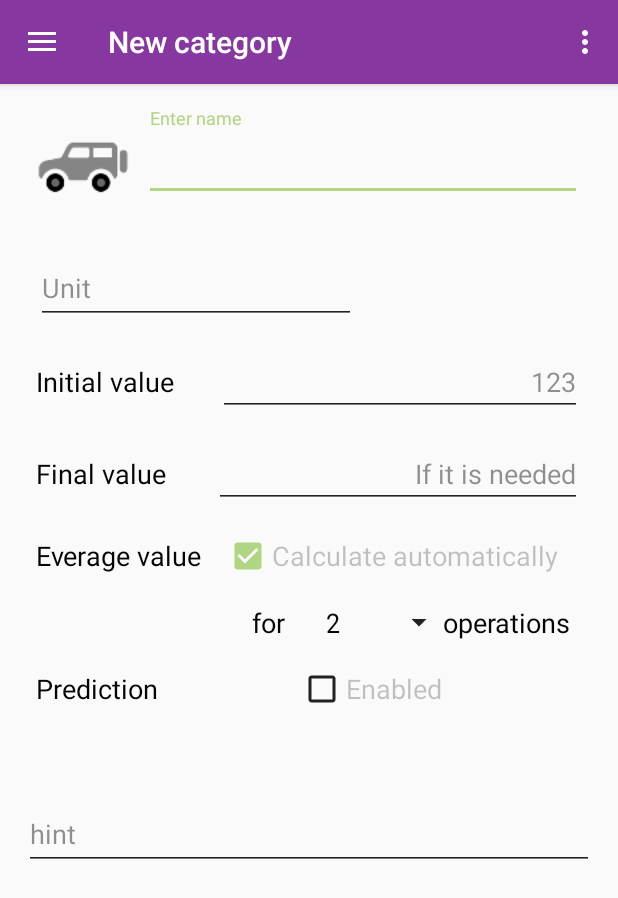
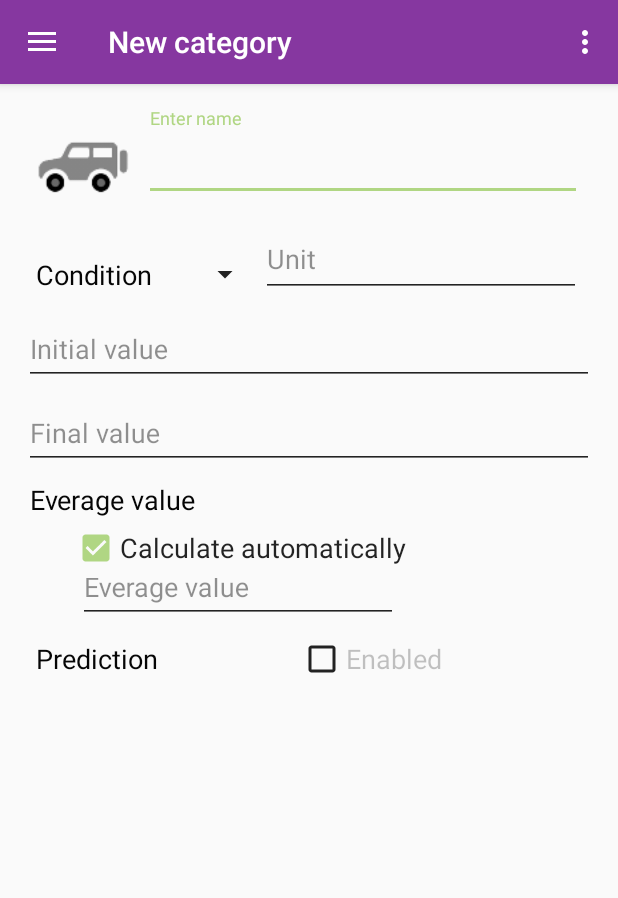
Before and after one commit to BurovAlexProgrammer/IRemember, an Android app: the screen it shows after launch (HomeActivity), on a phone screen of 412 x 824 dp. Shown: the top 898 px of the screen. Run offline under Robolectric (Android 15) with nearby library versions, the phone set to English and light mode, and no system bars; libraries missing offline, so code that uses them is left out: com.crashlytics.android, com.github.paolorotolo.appintro, com.koushikdutta.urlimageviewhelper, fr.ganfra.materialspinner, io.fabric.sdk; 7 statements that could not run were skipped.

Commit message:
Designed createCategory-fragment

```diff
--- a/app/src/main/java/ru/avb/iremember/fragments/FragmentCreateCategory.java
+++ b/app/src/main/java/ru/avb/iremember/fragments/FragmentCreateCategory.java
@@ -1,12 +1,14 @@
 package ru.avb.iremember.fragments;
 
 import android.content.Context;
+import android.content.res.Resources;
 import android.graphics.Color;
 import android.net.Uri;
 import android.os.Bundle;
 import android.app.Fragment;
 import android.support.annotation.NonNull;
 import android.support.v4.app.FragmentActivity;
+import android.support.v7.widget.AppCompatSpinner;
 import android.view.LayoutInflater;
 import android.view.View;
 import android.view.ViewGroup;
@@ -15,20 +17,14 @@ import android.widget.ArrayAdapter;
 import android.widget.Spinner;
 import android.widget.TextView;
 
+import fr.ganfra.materialspinner.MaterialSpinner;
 import ru.avb.iremember.G;
 import ru.avb.iremember.HomeActivity;
 import ru.avb.iremember.R;
 
 public class FragmentCreateCategory extends Fragment {
     HomeActivity thisActivity;
-    Spinner  spnrType, spnrValueEverageEventcount, spnrPredictionPeriod;
-
-
-    private static final String ARG_PARAM1 = "param1";
-    private static final String ARG_PARAM2 = "param2";
-
-    private String mParam1;
-    private String mParam2;
+    Spinner spinnerType, spnrValueEverageEventcount, spnrPredictionPeriod;
 
     private OnFragmentInteractionListener mListener;
 
@@ -36,11 +32,9 @@ public class FragmentCreateCategory extends Fragment {
         // Required empty public constructor
     }
 
-    public static FragmentCreateCategory newInstance(String param1, String param2) {
+    public static FragmentCreateCategory newInstance() {
         FragmentCreateCategory fragment = new FragmentCreateCategory();
         Bundle args = new Bundle();
-        args.putString(ARG_PARAM1, param1);
-        args.putString(ARG_PARAM2, param2);
         fragment.setArguments(args);
         return fragment;
     }
@@ -48,10 +42,6 @@ public class FragmentCreateCategory extends Fragment {
     @Override
     public void onCreate(Bundle savedInstanceState) {
         super.onCreate(savedInstanceState);
-        if (getArguments() != null) {
-            mParam1 = getArguments().getString(ARG_PARAM1);
-            mParam2 = getArguments().getString(ARG_PARAM2);
-        }
     }
 
     @Override
@@ -60,26 +50,33 @@ public class FragmentCreateCategory extends Fragment {
         thisActivity = (HomeActivity)inflater.getContext();
         thisActivity.faButton.setVisibility(View.INVISIBLE);
         View v = inflater.inflate(R.layout.fragment_create_category, container, false);
-        spnrType = (Spinner)v.findViewById(R.id.spinner_type);
-        spnrType.setEnabled(true);
+        spinnerType = (Spinner) v.findViewById(R.id.spinner_type);
+        spinnerType.setEnabled(true);
         setTypeSpinnerAdapter();
+
         return v;
     }
 
     private void setTypeSpinnerAdapter() {
         // Создаем адаптер ArrayAdapter с помощью массива строк и стандартной разметки элемета spinner
-        ArrayAdapter<CharSequence> adapter = ArrayAdapter.createFromResource(thisActivity,
-                R.array.items_cat_condition, android.R.layout.simple_spinner_dropdown_item);
+        //ArrayAdapter<CharSequence> adapter = ArrayAdapter.createFromResource(thisActivity,
+        //        R.array.items_cat_condition, android.R.layout.simple_spinner_dropdown_item);
         // Определяем разметку для использования при выборе элемента
-        adapter.setDropDownViewResource(android.R.layout.simple_spinner_dropdown_item);
+        //adapter.setDropDownViewResource(android.R.layout.simple_spinner_dropdown_item);
 
+        String[] ITEMS = getResources().getStringArray(R.array.items_cat_condition);
+        ArrayAdapter<String> adapter = new ArrayAdapter<String>(thisActivity, android.R.layout.simple_dropdown_item_1line, ITEMS);
+        //adapter.setDropDownViewResource(android.R.layout.simple_spinner_dropdown_item);
+        //adapter.setDropDownViewTheme(
+        //spinnerType = (MaterialSpinner)findViewById(R.id.spinner_type);
+        //spinnerType.setAdapter(adapter);
 
         //SpinnerAdapter adapter2 = new SpinnerAdapter(thisActivity, R.array.items_cat_condition);
 
         // Применяем адаптер к элементу pinner
         //adapter.setDropDownViewResource(R.layout.item_dropdown_spinner);
-        spnrType.setAdapter(adapter);
-        spnrType.setOnItemSelectedListener(new AdapterView.OnItemSelectedListener() {
+        //spinnerType.setAdapter(adapter);
+        spinnerType.setOnItemSelectedListener(new AdapterView.OnItemSelectedListener() {
             @Override
             public void onItemSelected(AdapterView<?> parent, View view, int position, long id) {
                 G.Log("===pos: "+position+",  id:"+id);
--- a/app/src/main/res/layout/fragment_create_category.xml
+++ b/app/src/main/res/layout/fragment_create_category.xml
@@ -1,4 +1,4 @@
-<FrameLayout xmlns:android="http://schemas.android.com/apk/res/android"
+<ScrollView xmlns:android="http://schemas.android.com/apk/res/android"
     xmlns:app="http://schemas.android.com/apk/res-auto"
     xmlns:tools="http://schemas.android.com/tools"
     android:layout_width="match_parent"
@@ -6,23 +6,16 @@
     android:elevation="1dp"
     tools:context="ru.avb.iremember.fragments.FragmentCreateCategory">
 
-    <!-- TODO: Update blank fragment layout -->
-
-    <android.support.v4.widget.NestedScrollView
+    <LinearLayout
+        android:orientation="vertical"
         android:layout_width="match_parent"
         android:layout_height="match_parent">
+
 
         <LinearLayout
             android:layout_width="match_parent"
             android:layout_height="wrap_content"
-            android:orientation="vertical">
-
-            <LinearLayout
-                android:id="@+id/ll1"
-                android:layout_width="match_parent"
-                android:layout_height="wrap_content"
             android:orientation="horizontal">
-
             <ImageView
                 android:id="@+id/icon_category"
                 android:layout_width="@android:dimen/notification_large_icon_width"
@@ -44,35 +37,127 @@
                     android:layout_height="wrap_content"
                     android:layout_marginRight="8dp"
                     android:hint="Enter name"
-                        android:paddingTop="16dp" />
+                    android:paddingTop="16dp"
+                    android:maxLines="1"/>
             </android.support.design.widget.TextInputLayout>
 
         </LinearLayout>
 
-            <LinearLayout
-                android:id="@+id/ll2"
+        <!--
+        <RelativeLayout
             android:layout_width="match_parent"
             android:layout_height="wrap_content"
-                android:orientation="horizontal"
-                android:padding="8dp">
+            android:layout_marginTop="-16dp">
+            <Spinner
+                android:id="@+id/spinner_type"
+                android:layout_width="wrap_content"
+                android:layout_height="wrap_content"
+                android:layout_marginBottom="@dimen/activity_vertical_margin"
+                android:entries="@array/items_cat_condition"
+                android:hint="BetterSpinner"
+                android:gravity="center_vertical"
+                android:layout_centerVertical="true"
+                android:layout_marginTop="8dp"
+                android:layout_alignParentLeft="true" />
 
+            <android.support.design.widget.TextInputLayout
+                android:id="@+id/editText_unit_layout"
+                android:layout_width="wrap_content"
+                android:layout_height="wrap_content"
+                android:layout_alignParentTop="true"
+                android:layout_alignParentEnd="true"
+                android:layout_toRightOf="@id/spinner_type">
+
+                <EditText
+                    android:id="@+id/editText_unit"
+                    android:layout_width="match_parent"
+                    android:layout_height="wrap_content"
+                    android:gravity="top"
+                    android:ems="8"
+                    android:hint="@string/unitLabel_hint"
+                    android:maxLines="1"
+                    android:paddingTop="0dp"/>
+            </android.support.design.widget.TextInputLayout>
+        </RelativeLayout>
+        -->
+
+        <LinearLayout
+            android:layout_width="match_parent"
+            android:layout_height="wrap_content"
+            android:orientation="horizontal">
+            <Spinner
+                android:id="@+id/spinner_type"
+                android:layout_width="wrap_content"
+                android:layout_height="wrap_content"
+                android:layout_marginBottom="@dimen/activity_vertical_margin"
+                android:entries="@array/items_cat_condition"
+                android:hint="BetterSpinner"
+                android:gravity="center_vertical"
+                android:layout_centerVertical="true"
+                android:layout_marginTop="8dp"
+                android:theme="@style/Body2"/>
+
+            <android.support.design.widget.TextInputLayout
+                android:id="@+id/editText_unit_layout"
+                android:layout_width="wrap_content"
+                android:layout_height="wrap_content">
+
+                <EditText
+                    android:id="@+id/editText_unit"
+                    android:layout_width="match_parent"
+                    android:layout_height="wrap_content"
+                    android:ems="10"
+                    android:gravity="left"
+                    android:hint="@string/unitLabel_hint"
+                    android:maxLines="1"
+                    android:paddingTop="0dp" />
+            </android.support.design.widget.TextInputLayout>
+        </LinearLayout>
 
         <android.support.design.widget.TextInputLayout
             android:layout_width="match_parent"
             android:layout_height="wrap_content">
 
             <EditText
-                            android:id="@+id/editText_unit"
-                            android:layout_width="wrap_content"
-                            android:layout_height="match_parent"
+                android:id="@+id/editText_initialValue"
+                android:layout_width="match_parent"
+                android:layout_height="wrap_content"
                 android:ems="10"
-                            android:hint="@string/unitLabel_hint"
-                            android:maxLines="1"
-                            android:paddingRight="8dp"
-                            android:textAlignment="textEnd" />
+                android:hint="@string/initialValue"
+                android:inputType="number"
+                android:maxLength="10"
+                android:textAlignment="textStart" />
         </android.support.design.widget.TextInputLayout>
 
+        <android.support.design.widget.TextInputLayout
+            android:layout_width="match_parent"
+            android:layout_height="wrap_content">
 
+            <EditText
+                android:id="@+id/editText_finalValue"
+                android:layout_width="match_parent"
+                android:layout_height="wrap_content"
+                android:ems="10"
+                android:hint="@string/finalValue"
+                android:inputType="number"
+                android:maxLength="10"
+                android:textAlignment="textStart" />
+            </android.support.design.widget.TextInputLayout>
+
+        <LinearLayout
+            android:layout_width="match_parent"
+            android:layout_height="wrap_content"
+            android:orientation="horizontal"
+            android:paddingLeft="4dp"
+            android:paddingRight="4dp"
+            android:paddingTop="8dp">
+
+            <TextView
+                android:id="@+id/tv_valueEverage"
+                android:layout_width="wrap_content"
+                android:layout_height="wrap_content"
+                android:text="@string/everage_value"
+                android:theme="@style/Body2" />
 
 
         </LinearLayout>
@@ -80,100 +165,43 @@
         <LinearLayout
             android:layout_width="match_parent"
             android:layout_height="wrap_content"
-                android:orientation="horizontal"
-                android:padding="8dp">
+            android:paddingLeft="32dp"
+            android:paddingTop="4dp">
 
-                <TextView
-                    android:id="@+id/tv_valueInitial"
+            <CheckBox
+                android:id="@+id/checkBox_everageValueCalculateEnabled"
                 android:layout_width="wrap_content"
                 android:layout_height="wrap_content"
-                    android:layout_weight="1"
-                    android:clickable="true"
-                    android:text="@string/initialValue"
+                android:checked="true"
+                android:enabled="true"
+                android:text="@string/everageValueCalculate"
+                android:textColor="?android:attr/textColorSecondary"
                 android:theme="@style/Body2" />
-
-                <EditText
-                    android:id="@+id/editText_number"
-                    android:layout_width="wrap_content"
-                    android:layout_height="wrap_content"
-                    android:layout_weight="1"
-                    android:ems="10"
-                    android:hint="123"
-                    android:inputType="number"
-                    android:textAlignment="textEnd" />
         </LinearLayout>
 
         <LinearLayout
             android:layout_width="match_parent"
             android:layout_height="wrap_content"
+            android:gravity="left"
             android:orientation="horizontal"
-                android:padding="8dp">
+            android:paddingLeft="32dp"
+            android:paddingRight="4dp"
+            android:paddingTop="4dp">
 
-                <TextView
-                    android:id="@+id/tv_valueFinal"
+
+            <LinearLayout
+                android:id="@+id/layout_everageValueCalculateEnabled"
                 android:layout_width="wrap_content"
                 android:layout_height="wrap_content"
-                    android:layout_weight="1"
-                    android:text="@string/finalValue"
-                    android:theme="@style/Body2" />
-
-                <EditText
-                    android:id="@+id/editTex_finalValue"
-                    android:layout_width="wrap_content"
-                    android:layout_height="wrap_content"
-                    android:layout_weight="1"
-                    android:ems="10"
-                    android:hint="@string/hint_finalValueOptional"
-                    android:inputType="number"
-                    android:textAlignment="textEnd" />
-            </LinearLayout>
-
-            <LinearLayout
-                android:layout_width="match_parent"
-                android:layout_height="wrap_content"
-                android:orientation="horizontal"
-                android:padding="8dp">
-
-                <TextView
-                    android:id="@+id/tv_valueEverage"
-                    android:layout_width="wrap_content"
-                    android:layout_height="wrap_content"
-                    android:layout_weight="1"
-                    android:text="@string/everage_value"
-                    android:theme="@style/Body2" />
-
-                <CheckBox
-                    android:id="@+id/checkBox_everageValueCalculateEnabled"
-                    android:layout_width="wrap_content"
-                    android:layout_height="wrap_content"
-                    android:layout_weight="1"
-                    android:checked="true"
-                    android:text="@string/everageValueCalculate"
-                    android:theme="@style/Body2" />
-
-            </LinearLayout>
-
-            <LinearLayout
-                android:layout_width="match_parent"
-                android:layout_height="wrap_content"
-                android:orientation="horizontal"
-                android:padding="8dp">
-
-                <TextView
-                    android:id="@+id/tv_valueEverageSpace"
-                    android:layout_width="wrap_content"
-                    android:layout_height="wrap_content"
-                    android:layout_weight="0.89"
-                    android:text="@string/everage_value"
-                    android:theme="@style/Body2"
-                    android:visibility="invisible" />
+                android:visibility="gone">
 
                 <TextView
                     android:id="@+id/tv_for"
                     android:layout_width="wrap_content"
                     android:layout_height="wrap_content"
-                    android:layout_weight="0.5"
+                    android:paddingLeft="8dp"
                     android:text="@string/everageValueCalculate_for"
+                    android:textColor="?android:attr/textColorSecondary"
                     android:theme="@style/Body2" />
 
                 <Spinner
@@ -182,6 +210,7 @@
                     android:layout_height="wrap_content"
                     android:layout_marginRight="-8dp"
                     android:entries="@array/items_everageEventCount"
+                    android:textColor="?android:attr/textColorSecondary"
                     android:theme="@style/Body2"
                     android:visibility="visible" />
 
@@ -189,11 +218,58 @@
                     android:id="@+id/tv_operations"
                     android:layout_width="wrap_content"
                     android:layout_height="wrap_content"
-                    android:layout_weight="1"
-                    android:paddingEnd="-32dp"
                     android:text="@string/everageValueCalculate_operations"
+                    android:textColor="?android:attr/textColorSecondary"
                     android:theme="@style/Body2" />
 
+            </LinearLayout>
+
+
+            <LinearLayout
+                android:id="@+id/layout_everageValueCalculateDisabled"
+                android:layout_width="wrap_content"
+                android:layout_height="wrap_content"
+                android:paddingLeft="4dp">
+
+                <android.support.design.widget.TextInputLayout
+                    android:layout_width="match_parent"
+                    android:layout_height="wrap_content"
+                    android:layout_marginTop="-16dp"
+                    android:gravity="top"
+                    android:paddingTop="0dp"
+                    android:visibility="visible">
+
+                    <EditText
+                        android:id="@+id/editText_everageValue"
+                        android:layout_width="match_parent"
+                        android:layout_height="wrap_content"
+                        android:layout_gravity="top"
+                        android:ems="10"
+                        android:hint="@string/everageValue"
+                        android:inputType="number"
+                        android:maxLength="10"
+                        android:paddingTop="0dp" />
+                </android.support.design.widget.TextInputLayout>
+            </LinearLayout>
+
+        </LinearLayout>
+
+        <LinearLayout
+            android:id="@+id/deviderAfterEverageValue"
+            android:layout_width="match_parent"
+            android:layout_height="wrap_content"
+            android:orientation="vertical"
+            android:visibility="gone">
+
+            <Space
+                android:layout_width="match_parent"
+                android:layout_height="16dp" />
+
+            <ImageView
+                android:id="@+id/icon_category2"
+                android:layout_width="match_parent"
+                android:layout_height="1dp"
+                android:background="?android:attr/textColorPrimary" />
         </LinearLayout>
 
             <LinearLayout
@@ -216,7 +292,8 @@
                     android:layout_height="wrap_content"
                     android:layout_weight="1"
                     android:text="@string/enabled"
-                    android:theme="@style/Body2" />
+                    android:theme="@style/Body2"
+                    style=""/>
             </LinearLayout>
 
             <LinearLayout
@@ -263,25 +340,8 @@
                     android:theme="@style/Body2" />
             </LinearLayout>
 
-            <LinearLayout
-                android:layout_width="match_parent"
-                android:layout_height="match_parent"
-                android:orientation="horizontal">
 
-                <android.support.design.widget.TextInputLayout
-                    android:layout_width="match_parent"
-                    android:layout_height="match_parent">
-
-                    <EditText
-                        android:layout_width="match_parent"
-                        android:layout_height="wrap_content"
-                        android:hint="hint" />
-                </android.support.design.widget.TextInputLayout>
-            </LinearLayout>
 
     </LinearLayout>
 
-
-    </android.support.v4.widget.NestedScrollView>
-
-</FrameLayout>
+</ScrollView>
--- a/app/src/main/res/values-v21/styles.xml
+++ b/app/src/main/res/values-v21/styles.xml
@@ -1 +1,2 @@
-<resources></resources>
+<resources>
+</resources>
--- a/app/src/main/res/values/strings.xml
+++ b/app/src/main/res/values/strings.xml
@@ -89,6 +89,7 @@
     <string name="unitLabel_hint">Unit</string>
     <string name="everage_value">Everage value</string>
     <string name="prediction_label">Prediction</string>
+    <string name="everageValue">Everage value</string>
 
 
     <string-array name="items_cat_condition">
--- a/app/src/main/res/values/styles.xml
+++ b/app/src/main/res/values/styles.xml
@@ -9,6 +9,11 @@
         <attr name="textcolorButton" format="color" />
         <attr name="textcolorButtonPositive" format="color" />
         <attr name="textcolorButtonNegative" format="color" />
+        <!--
+        <attr name="textcolorPrimary" format="color" />
+        <attr name="textcolorSecondary" format="color" />
+        <attr name="textcolorTertiary" format="color" />
+        -->
         <attr name="colorCardview" format="color" />
         <attr name="colorCardviewSelected" format="color" />
     </declare-styleable>
@@ -116,6 +121,7 @@
         <item name="android:textColorPrimaryInverseDisableOnly">
             @color/textColorPrimaryInverseDisableOnly_black
         </item>
+
     </style>
 
     <style name="textColor_pink" parent="@android:style/TextAppearance">
--- a/build.gradle
+++ b/build.gradle
@@ -4,6 +4,7 @@ buildscript {
     repositories {
         jcenter()
         maven { url 'https://maven.fabric.io/public' }
+        maven { url 'https://maven.google.com' }
     }
     dependencies {
         classpath 'com.android.tools.build:gradle:2.3.3'
```
Also changed, not shown: app/build.gradle (+11 -9 lines), app/src/main/res/layout/fragment_create_category_t.xml (added, +329 -0 lines), app/src/main/res/layout/spinner_item.xml (added, +9 -0 lines). Lines whose indentation alone changed are shown as unchanged.
